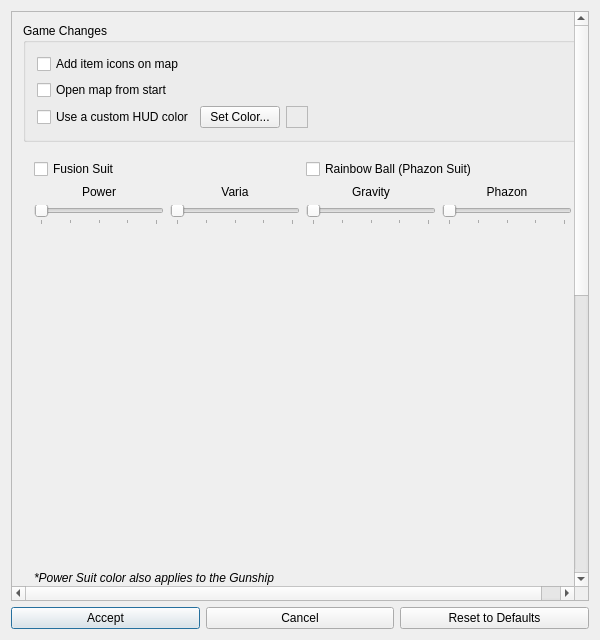
randovania/randovania, file randovania/games/prime1/gui/ui_files/prime_cosmetic_patches_dialog.ui: the form before one commit.
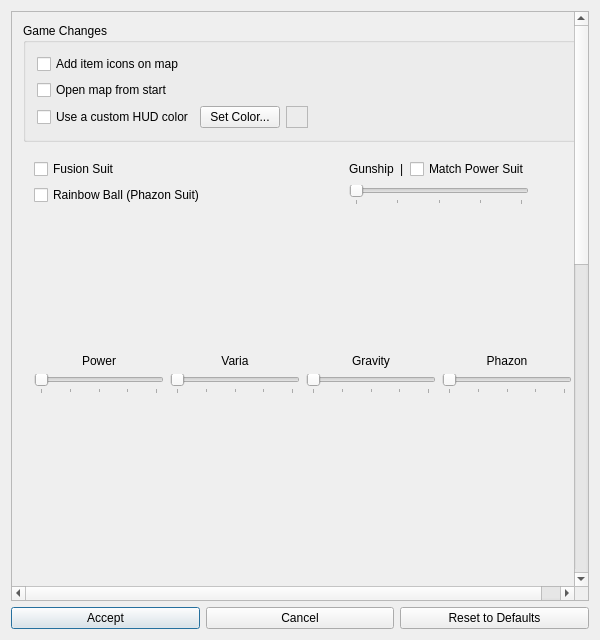
The form after the commit. Custom widgets are drawn as their Qt base class.

Commit message: Add support for independent gunship color

Patch:
```diff
--- a/randovania/games/prime1/gui/ui_files/prime_cosmetic_patches_dialog.ui
+++ b/randovania/games/prime1/gui/ui_files/prime_cosmetic_patches_dialog.ui
@@ -155,21 +155,175 @@
          <layout class="QVBoxLayout" name="suit_colors_foldable_layout">
           <item>
            <layout class="QGridLayout" name="suit_colors_layout">
-            <item row="0" column="0" colspan="2">
-             <widget class="QCheckBox" name="force_fusion_check">
-              <property name="text">
-               <string>Fusion Suit</string>
-              </property>
-             </widget>
+            <item row="0" column="0" rowspan="3" colspan="2">
+             <layout class="QVBoxLayout" name="suit_toggles_layout">
+              <item>
+               <widget class="QCheckBox" name="force_fusion_check">
+                <property name="text">
+                 <string>Fusion Suit</string>
+                </property>
+               </widget>
+              </item>
+              <item>
+               <widget class="QCheckBox" name="rainbow_phazon_ball_check">
+                <property name="text">
+                 <string>Rainbow Ball (Phazon Suit)</string>
+                </property>
+               </widget>
+              </item>
+              <item>
+               <spacer name="suit_toggles_spacer">
+                <property name="orientation">
+                 <enum>Qt::Orientation::Vertical</enum>
+                </property>
+                <property name="sizeHint" stdset="0">
+                 <size>
+                  <width>20</width>
+                  <height>0</height>
+                 </size>
+                </property>
+               </spacer>
+              </item>
+             </layout>
             </item>
             <item row="0" column="2" colspan="2">
-             <widget class="QCheckBox" name="rainbow_phazon_ball_check">
+             <layout class="QHBoxLayout" name="gunship_header_layout">
+              <item>
+               <spacer name="gunship_header_left_spacer">
+                <property name="orientation">
+                 <enum>Qt::Orientation::Horizontal</enum>
+                </property>
+                <property name="sizeHint" stdset="0">
+                 <size>
+                  <width>0</width>
+                  <height>20</height>
+                 </size>
+                </property>
+               </spacer>
+              </item>
+              <item>
+               <widget class="QLabel" name="gunship_name_label">
+                <property name="text">
+                 <string>Gunship</string>
+                </property>
+               </widget>
+              </item>
+              <item>
+               <widget class="QLabel" name="gunship_header_separator_label">
+                <property name="text">
+                 <string>|</string>
+                </property>
+               </widget>
+              </item>
+              <item>
+               <widget class="QCheckBox" name="match_gunship_to_power_suit_check">
+                <property name="text">
+                 <string>Match Power Suit</string>
+                </property>
+               </widget>
+              </item>
+              <item>
+               <spacer name="gunship_header_right_spacer">
+                <property name="orientation">
+                 <enum>Qt::Orientation::Horizontal</enum>
+                </property>
+                <property name="sizeHint" stdset="0">
+                 <size>
+                  <width>0</width>
+                  <height>20</height>
+                 </size>
+                </property>
+               </spacer>
+              </item>
+             </layout>
+            </item>
+            <item row="1" column="2" colspan="2">
+             <layout class="QHBoxLayout" name="gunship_slider_layout">
+              <item>
+               <spacer name="gunship_slider_left_spacer">
+                <property name="orientation">
+                 <enum>Qt::Orientation::Horizontal</enum>
+                </property>
+                <property name="sizeHint" stdset="0">
+                 <size>
+                  <width>0</width>
+                  <height>20</height>
+                 </size>
+                </property>
+               </spacer>
+              </item>
+              <item>
+               <widget class="ScrollProtectedSlider" name="gunship_rotation_slider">
+                <property name="sizePolicy">
+                 <sizepolicy hsizetype="Fixed" vsizetype="Fixed">
+                  <horstretch>0</horstretch>
+                  <verstretch>0</verstretch>
+                 </sizepolicy>
+                </property>
+                <property name="minimumSize">
+                 <size>
+                  <width>180</width>
+                  <height>0</height>
+                 </size>
+                </property>
+                <property name="maximumSize">
+                 <size>
+                  <width>180</width>
+                  <height>16777215</height>
+                 </size>
+                </property>
+                <property name="maximum">
+                 <number>360</number>
+                </property>
+                <property name="singleStep">
+                 <number>5</number>
+                </property>
+                <property name="pageStep">
+                 <number>30</number>
+                </property>
+                <property name="orientation">
+                 <enum>Qt::Orientation::Horizontal</enum>
+                </property>
+                <property name="tickPosition">
+                 <enum>QSlider::TickPosition::TicksBelow</enum>
+                </property>
+                <property name="tickInterval">
+                 <number>90</number>
+                </property>
+               </widget>
+              </item>
+              <item>
+               <spacer name="gunship_slider_right_spacer">
+                <property name="orientation">
+                 <enum>Qt::Orientation::Horizontal</enum>
+                </property>
+                <property name="sizeHint" stdset="0">
+                 <size>
+                  <width>0</width>
+                  <height>20</height>
+                 </size>
+                </property>
+               </spacer>
+              </item>
+             </layout>
+            </item>
+            <item row="2" column="2" colspan="2">
+             <widget class="QLabel" name="gunship_image_label">
+              <property name="minimumSize">
+               <size>
+                <width>180</width>
+                <height>137</height>
+               </size>
+              </property>
+              <property name="alignment">
+               <set>Qt::AlignmentFlag::AlignCenter</set>
+              </property>
               <property name="text">
-               <string>Rainbow Ball (Phazon Suit)</string>
+               <string/>
               </property>
              </widget>
             </item>
-            <item row="1" column="0">
+            <item row="3" column="0">
              <widget class="QLabel" name="power_suit_name_label">
               <property name="alignment">
                <set>Qt::AlignmentFlag::AlignCenter</set>
@@ -179,7 +333,7 @@
               </property>
              </widget>
             </item>
-            <item row="1" column="1">
+            <item row="3" column="1">
              <widget class="QLabel" name="varia_suit_name_label">
               <property name="alignment">
                <set>Qt::AlignmentFlag::AlignCenter</set>
@@ -189,7 +343,7 @@
               </property>
              </widget>
             </item>
-            <item row="1" column="2">
+            <item row="3" column="2">
              <widget class="QLabel" name="gravity_suit_name_label">
               <property name="alignment">
                <set>Qt::AlignmentFlag::AlignCenter</set>
@@ -199,7 +353,7 @@
               </property>
              </widget>
             </item>
-            <item row="1" column="3">
+            <item row="3" column="3">
              <widget class="QLabel" name="phazon_suit_name_label">
               <property name="alignment">
                <set>Qt::AlignmentFlag::AlignCenter</set>
@@ -209,7 +363,7 @@
               </property>
              </widget>
             </item>
-            <item row="2" column="0">
+            <item row="4" column="0">
              <widget class="ScrollProtectedSlider" name="power_suit_rotation_slider">
               <property name="maximum">
                <number>360</number>
@@ -231,7 +385,7 @@
               </property>
              </widget>
             </item>
-            <item row="2" column="1">
+            <item row="4" column="1">
              <widget class="ScrollProtectedSlider" name="varia_suit_rotation_slider">
               <property name="maximum">
                <number>360</number>
@@ -253,7 +407,7 @@
               </property>
              </widget>
             </item>
-            <item row="2" column="2">
+            <item row="4" column="2">
              <widget class="ScrollProtectedSlider" name="gravity_suit_rotation_slider">
               <property name="maximum">
                <number>360</number>
@@ -275,7 +429,7 @@
               </property>
              </widget>
             </item>
-            <item row="2" column="3">
+            <item row="4" column="3">
              <widget class="ScrollProtectedSlider" name="phazon_suit_rotation_slider">
               <property name="maximum">
                <number>360</number>
@@ -297,7 +451,7 @@
               </property>
              </widget>
             </item>
-            <item row="3" column="0">
+            <item row="5" column="0">
              <widget class="QLabel" name="power_suit_image_label">
               <property name="minimumSize">
                <size>
@@ -313,7 +467,7 @@
               </property>
              </widget>
             </item>
-            <item row="3" column="1">
+            <item row="5" column="1">
              <widget class="QLabel" name="varia_suit_image_label">
               <property name="minimumSize">
                <size>
@@ -329,7 +483,7 @@
               </property>
              </widget>
             </item>
-            <item row="3" column="2">
+            <item row="5" column="2">
              <widget class="QLabel" name="gravity_suit_image_label">
               <property name="minimumSize">
                <size>
@@ -345,7 +499,7 @@
               </property>
              </widget>
             </item>
-            <item row="3" column="3">
+            <item row="5" column="3">
              <widget class="QLabel" name="phazon_suit_image_label">
               <property name="minimumSize">
                <size>
@@ -361,7 +515,7 @@
               </property>
              </widget>
             </item>
-            <item row="4" column="0">
+            <item row="6" column="0">
              <widget class="QLabel" name="power_ball_image_label">
               <property name="minimumSize">
                <size>
@@ -377,7 +531,7 @@
               </property>
              </widget>
             </item>
-            <item row="4" column="1">
+            <item row="6" column="1">
              <widget class="QLabel" name="varia_ball_image_label">
               <property name="minimumSize">
                <size>
@@ -393,7 +547,7 @@
               </property>
              </widget>
             </item>
-            <item row="4" column="2">
+            <item row="6" column="2">
              <widget class="QLabel" name="gravity_ball_image_label">
               <property name="minimumSize">
                <size>
@@ -409,7 +563,7 @@
               </property>
              </widget>
             </item>
-            <item row="4" column="3">
+            <item row="6" column="3">
              <widget class="QLabel" name="phazon_ball_image_label">
               <property name="minimumSize">
                <size>
@@ -425,18 +579,6 @@
               </property>
              </widget>
             </item>
-            <item row="5" column="0" colspan="4">
-             <widget class="QLabel" name="gunship_note_label">
-              <property name="font">
-               <font>
-                <italic>true</italic>
-               </font>
-              </property>
-              <property name="text">
-               <string>*Power Suit color also applies to the Gunship</string>
-              </property>
-             </widget>
-            </item>
            </layout>
           </item>
          </layout>
```
The commit also changes 46 other files.
